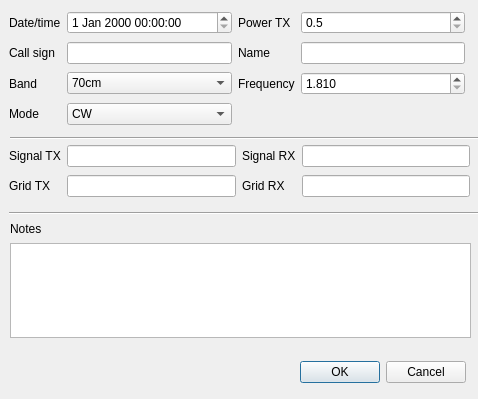
Before: the Qt Designer form src/ui/record.ui in jose-lpa/QSOLogger, drawn with Qt 5.
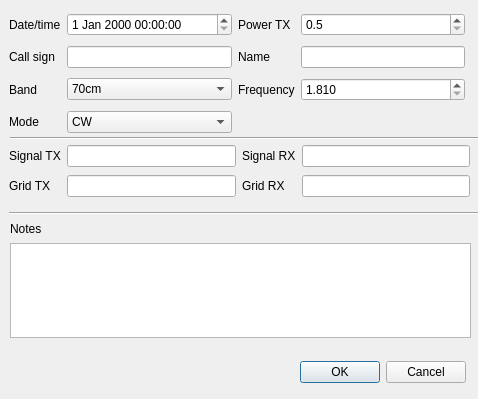
After: the same form once the commit is applied.

Commit message: Renamed "new record" form labels for more clarity.

```diff
--- a/src/ui/record.ui
+++ b/src/ui/record.ui
@@ -84,7 +84,7 @@
      <x>9</x>
      <y>9</y>
      <width>456</width>
-     <height>122</height>
+     <height>129</height>
     </rect>
    </property>
    <layout class="QGridLayout" name="gridLayout">
```
Left out of the diff: 22 changed lines with no effect on the pictures.
